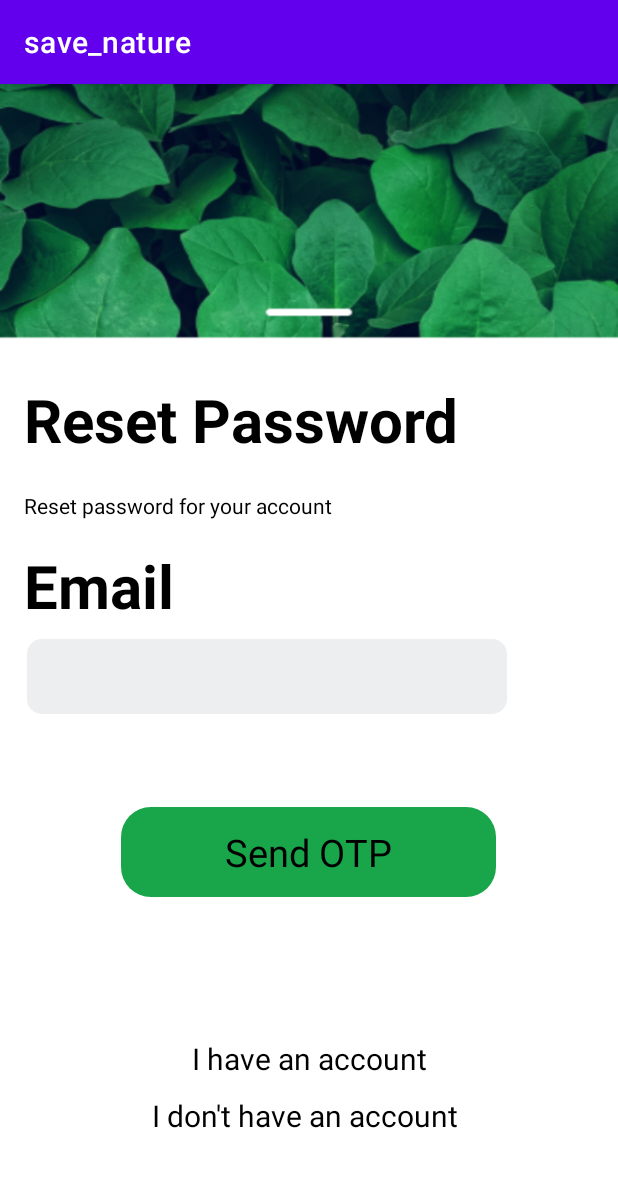
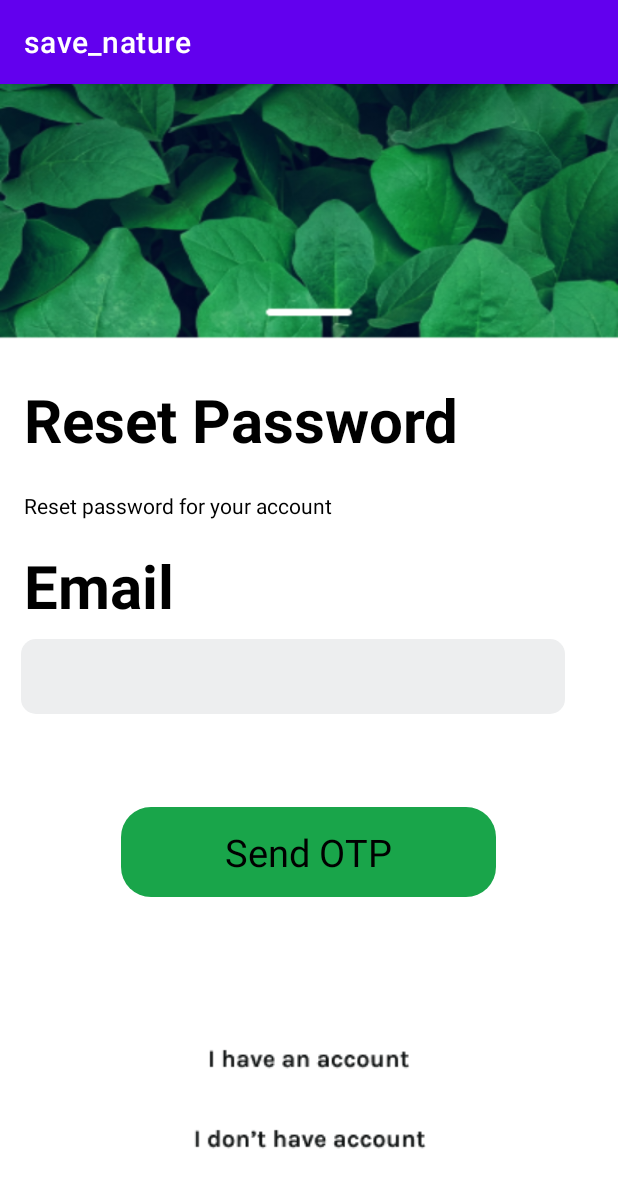
Before and after one commit to IT20002206/UEE, an Android app: the Reset_Password screen opened directly, with no data from a screen before it, on a phone screen of 412 x 824 dp. Shown: the top 1188 px of the screen. Run offline under Robolectric (Android 15) with nearby library versions, the light colour scheme and no system bars.

Commit message:
Prototype added

```diff
--- a/app/src/main/java/com/example/myapplication/Reset_Password.java
+++ b/app/src/main/java/com/example/myapplication/Reset_Password.java
@@ -2,13 +2,28 @@ package com.example.myapplication;
 
 import androidx.appcompat.app.AppCompatActivity;
 
+import android.content.Intent;
 import android.os.Bundle;
+import android.view.View;
+import android.widget.ImageButton;
 
 public class Reset_Password extends AppCompatActivity {
+
+    ImageButton Reset_pass;
 
     @Override
     protected void onCreate(Bundle savedInstanceState) {
         super.onCreate(savedInstanceState);
         setContentView(R.layout.activity_reset_password);
+
+        Reset_pass = (ImageButton) findViewById(R.id.imageButton);
+
+        Reset_pass.setOnClickListener(new View.OnClickListener() {
+            @Override
+            public void onClick(View view) {
+                Intent intentLoadNewActivity = new Intent(Reset_Password.this, OTP_Verification.class);
+                startActivity(intentLoadNewActivity);
+            }
+        });
     }
 }
--- a/app/src/main/res/layout/activity_add_vehicle.xml
+++ b/app/src/main/res/layout/activity_add_vehicle.xml
@@ -142,7 +142,7 @@
         app:layout_constraintStart_toStartOf="parent"
         app:layout_constraintTop_toTopOf="parent"
         app:layout_constraintVertical_bias="0.79"
-        app:srcCompat="@drawable/add_Vehicle" />
+        app:srcCompat="@drawable/vehicle_edit" />
 
     <ImageButton
         android:id="@+id/imageButton36"
--- a/app/src/main/res/layout/activity_reset_password.xml
+++ b/app/src/main/res/layout/activity_reset_password.xml
@@ -55,12 +55,12 @@
         android:layout_width="wrap_content"
         android:layout_height="wrap_content"
         android:background="@drawable/edit"
-        android:ems="15"
+        android:ems="17"
         android:inputType="textEmailAddress"
         android:minHeight="48dp"
         app:layout_constraintBottom_toBottomOf="parent"
         app:layout_constraintEnd_toEndOf="parent"
-        app:layout_constraintHorizontal_bias="0.195"
+        app:layout_constraintHorizontal_bias="0.29"
         app:layout_constraintStart_toStartOf="parent"
         app:layout_constraintTop_toTopOf="parent"
         app:layout_constraintVertical_bias="0.515"
@@ -92,31 +92,31 @@
         app:layout_constraintTop_toTopOf="@+id/imageButton"
         android:textColor="@color/black"/>
 
-    <TextView
-        android:id="@+id/textView17"
+    <ImageButton
+        android:id="@+id/imageButton53"
         android:layout_width="wrap_content"
         android:layout_height="wrap_content"
-        android:text="@string/login_message"
-        android:textColor="@color/black"
-        android:textSize="20dp"
+        app:layout_constraintBottom_toBottomOf="parent"
+        app:layout_constraintEnd_toEndOf="parent"
+        app:layout_constraintHorizontal_bias="0.498"
+        app:layout_constraintStart_toStartOf="parent"
+        app:layout_constraintTop_toTopOf="parent"
+        app:layout_constraintVertical_bias="0.855"
+        app:srcCompat="@drawable/i_have"
+        android:background="@null"
+        />
+
+    <ImageButton
+        android:id="@+id/imageButton54"
+        android:layout_width="wrap_content"
+        android:layout_height="wrap_content"
         app:layout_constraintBottom_toBottomOf="parent"
         app:layout_constraintEnd_toEndOf="parent"
         app:layout_constraintStart_toStartOf="parent"
         app:layout_constraintTop_toTopOf="parent"
-        app:layout_constraintVertical_bias="0.859" />
-
-    <TextView
-        android:id="@+id/textView27"
-        android:layout_width="wrap_content"
-        android:layout_height="wrap_content"
-        android:text="@string/sign_up_message"
-        android:textColor="@color/black"
-        android:textSize="20dp"
-        app:layout_constraintBottom_toBottomOf="parent"
-        app:layout_constraintEnd_toEndOf="parent"
-        app:layout_constraintHorizontal_bias="0.49"
-        app:layout_constraintStart_toStartOf="parent"
-        app:layout_constraintTop_toTopOf="parent"
-        app:layout_constraintVertical_bias="0.91" />
+        app:layout_constraintVertical_bias="0.926"
+        app:srcCompat="@drawable/i_dont"
+        android:background="@null"
+        />
 
 </androidx.constraintlayout.widget.ConstraintLayout>
--- a/app/src/main/res/layout/activity_vehicle.xml
+++ b/app/src/main/res/layout/activity_vehicle.xml
@@ -127,7 +127,7 @@
             android:layout_gravity="center"
             android:layout_marginTop="20dp"
             android:background="@null"
-            app:srcCompat="@drawable/add_Vehicle"
+            app:srcCompat="@drawable/vehicle_edit"
 
             />
     </LinearLayout>
```
Also changed, not shown: app/src/main/java/com/example/myapplication/News_home.java (+12 -1 lines), app/src/main/java/com/example/myapplication/OTP_Verification.java (+26 -0 lines), app/src/main/java/com/example/myapplication/Recycle_First.java (+15 -0 lines), app/src/main/res/layout/activity_otp_verification.xml (+16 -14 lines), app/src/main/res/layout/activity_password_change.xml (+15 -1 lines), app/src/main/res/layout/activity_recycle_first.xml (+14 -0 lines).
